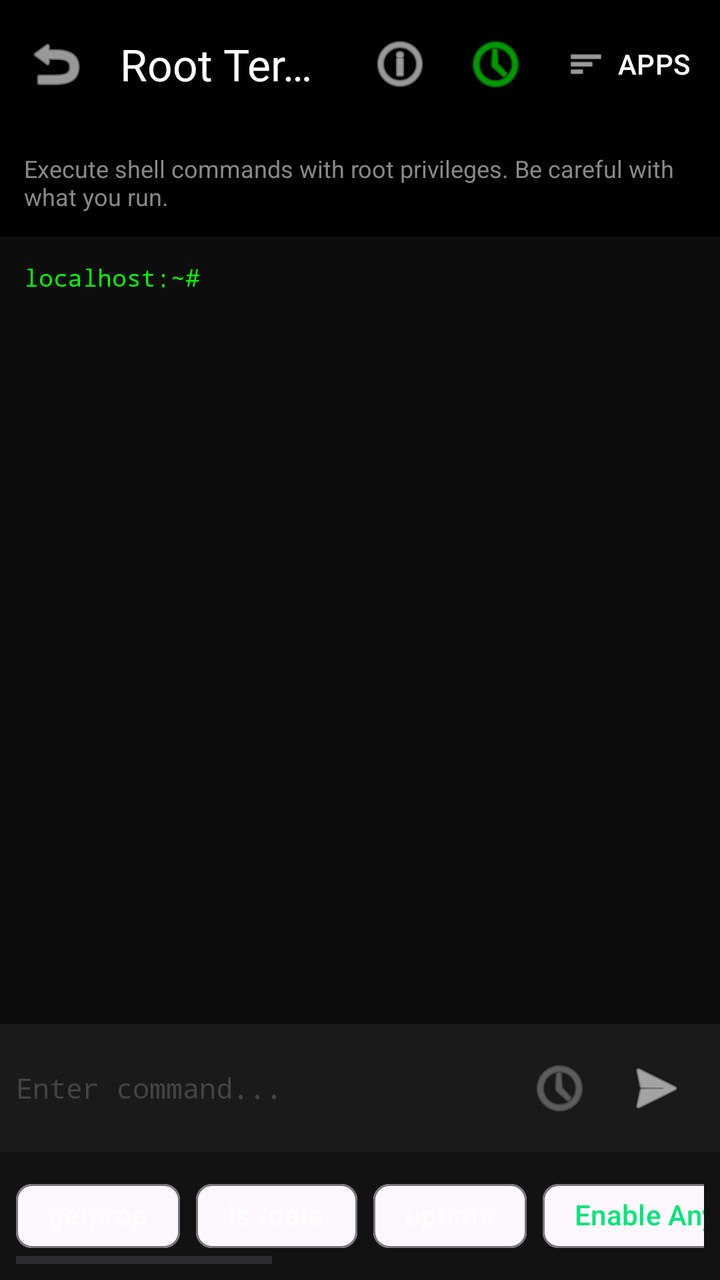
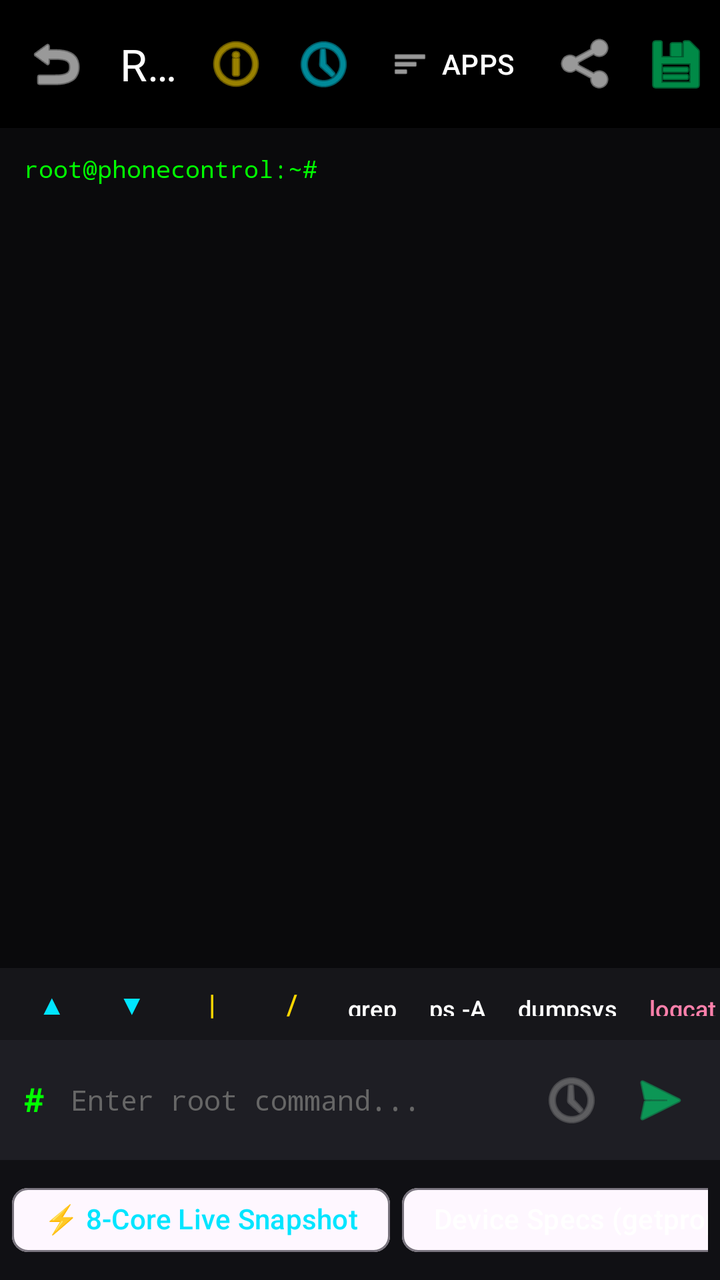

Before-and-after screenshots of an Android layout around one commit, followed by the original layout XML and the change that was made.
<!-- AndroidManifest.xml: activity theme Theme.PhoneControl -->
<!-- res/layout/activity_adb_shell.xml -->
<?xml version="1.0" encoding="utf-8"?>
<LinearLayout xmlns:android="http://schemas.android.com/apk/res/android"
    xmlns:app="http://schemas.android.com/apk/res-auto"
    android:layout_width="match_parent"
    android:layout_height="match_parent"
    android:orientation="vertical"
    android:background="@android:color/black"
    android:fitsSystemWindows="true">

    <com.google.android.material.appbar.MaterialToolbar
        android:id="@+id/toolbarAdb"
        android:layout_width="match_parent"
        android:layout_height="?attr/actionBarSize"
        app:title="Root Terminal (ADB)"
        app:titleTextColor="@android:color/white"
        app:navigationIcon="@android:drawable/ic_menu_revert"
        app:navigationIconTint="@android:color/white">

        <com.google.android.material.button.MaterialButton
            android:id="@+id/btnAppList"
            style="@style/Widget.Material3.Button.TextButton"
            android:layout_width="wrap_content"
            android:layout_height="wrap_content"
            android:layout_gravity="end"
            android:text="APPS"
            android:textColor="@android:color/white"
            app:icon="@android:drawable/ic_menu_sort_by_size"
            app:iconTint="@android:color/white" />

        <ImageButton
            android:id="@+id/btnProcessMonitor"
            android:layout_width="48dp"
            android:layout_height="48dp"
            android:layout_gravity="end"
            android:src="@android:drawable/ic_menu_recent_history"
            android:background="?attr/selectableItemBackgroundBorderless"
            app:tint="#00FF00" />

        <ImageButton
            android:id="@+id/btnShowTips"
            android:layout_width="48dp"
            android:layout_height="48dp"
            android:layout_gravity="end"
            android:src="@android:drawable/ic_menu_info_details"
            android:background="?attr/selectableItemBackgroundBorderless"
            app:tint="@android:color/white" />

    </com.google.android.material.appbar.MaterialToolbar>

    <TextView
        android:layout_width="match_parent"
        android:layout_height="wrap_content"
        android:padding="12dp"
        android:text="Execute shell commands with root privileges. Be careful with what you run."
        android:textColor="#888888"
        android:textSize="12sp" />

    <androidx.core.widget.NestedScrollView
        android:id="@+id/scrollOutput"
        android:layout_width="match_parent"
        android:layout_height="0dp"
        android:layout_weight="1"
        android:padding="12dp"
        android:background="#0D0D0D">

        <TextView
            android:id="@+id/tvAdbOutput"
            android:layout_width="match_parent"
            android:layout_height="wrap_content"
            android:text="localhost:~# "
            android:textColor="#00FF00"
            android:fontFamily="monospace"
            android:textSize="12sp" />
    </androidx.core.widget.NestedScrollView>

    <LinearLayout
        android:layout_width="match_parent"
        android:layout_height="wrap_content"
        android:orientation="horizontal"
        android:padding="8dp"
        android:background="#1A1A1A"
        android:gravity="center_vertical">

        <EditText
            android:id="@+id/etAdbInput"
            android:layout_width="0dp"
            android:layout_height="wrap_content"
            android:layout_weight="1"
            android:hint="Enter command..."
            android:textColor="@android:color/white"
            android:textColorHint="#444444"
            android:background="@android:color/transparent"
            android:imeOptions="actionSend"
            android:inputType="textNoSuggestions"
            android:fontFamily="monospace"
            android:textSize="14sp" />

        <ImageButton
            android:id="@+id/btnHistory"
            android:layout_width="48dp"
            android:layout_height="48dp"
            android:src="@android:drawable/ic_menu_recent_history"
            android:background="?attr/selectableItemBackgroundBorderless"
            app:tint="#888888" />

        <ImageButton
            android:id="@+id/btnSendAdb"
            android:layout_width="48dp"
            android:layout_height="48dp"
            android:src="@android:drawable/ic_menu_send"
            android:background="?attr/selectableItemBackgroundBorderless"
            app:tint="@android:color/white" />
    </LinearLayout>

    
    <HorizontalScrollView
        android:layout_width="match_parent"
        android:layout_height="wrap_content"
        android:padding="8dp"
        android:background="#121212">
        <LinearLayout
            android:layout_width="wrap_content"
            android:layout_height="wrap_content"
            android:orientation="horizontal">
            <com.google.android.material.chip.Chip
                android:id="@+id/chipGetProp"
                style="@style/Widget.Material3.Chip.Assist"
                android:layout_width="wrap_content"
                android:layout_height="wrap_content"
                android:text="getprop"
                android:textColor="@android:color/white"
                android:layout_marginEnd="8dp" />
            <com.google.android.material.chip.Chip
                android:id="@+id/chipLs"
                style="@style/Widget.Material3.Chip.Assist"
                android:layout_width="wrap_content"
                android:layout_height="wrap_content"
                android:text="ls /data"
                android:textColor="@android:color/white"
                android:layout_marginEnd="8dp" />
            <com.google.android.material.chip.Chip
                android:id="@+id/chipUptime"
                style="@style/Widget.Material3.Chip.Assist"
                android:layout_width="wrap_content"
                android:layout_height="wrap_content"
                android:text="uptime"
                android:textColor="@android:color/white"
                android:layout_marginEnd="8dp" />
            <com.google.android.material.chip.Chip
                android:id="@+id/chipEnableApp"
                style="@style/Widget.Material3.Chip.Assist"
                android:layout_width="wrap_content"
                android:layout_height="wrap_content"
                android:text="Enable Any App"
                android:textColor="@color/color_per_app"
                android:layout_marginEnd="8dp" />
            <com.google.android.material.chip.Chip
                android:id="@+id/chipDisableApp"
                style="@style/Widget.Material3.Chip.Assist"
                android:layout_width="wrap_content"
                android:layout_height="wrap_content"
                android:text="Disable Any App"
                android:textColor="@color/color_battery"
                android:layout_marginEnd="8dp" />
            <com.google.android.material.chip.Chip
                android:id="@+id/chipDeleteApp"
                style="@style/Widget.Material3.Chip.Assist"
                android:layout_width="wrap_content"
                android:layout_height="wrap_content"
                android:text="Delete Any App"
                android:textColor="#FF1744"
                android:layout_marginEnd="8dp" />
            <com.google.android.material.chip.Chip
                android:id="@+id/chipUfs"
                style="@style/Widget.Material3.Chip.Assist"
                android:layout_width="wrap_content"
                android:layout_height="wrap_content"
                android:text="UFS Health"
                android:textColor="#00E5FF"
                android:layout_marginEnd="8dp" />
            <com.google.android.material.chip.Chip
                android:id="@+id/chipNet"
                style="@style/Widget.Material3.Chip.Assist"
                android:layout_width="wrap_content"
                android:layout_height="wrap_content"
                android:text="Net Stats"
                android:textColor="#76FF03"
                android:layout_marginEnd="8dp" />
            <com.google.android.material.chip.Chip
                android:id="@+id/chipClear"
                style="@style/Widget.Material3.Chip.Assist"
                android:layout_width="wrap_content"
                android:layout_height="wrap_content"
                android:text="clear"
                android:textColor="#FF4444" />
        </LinearLayout>
    </HorizontalScrollView>

</LinearLayout>
<!-- resources referenced by this layout -->
<resources>
  <color name="color_battery">#FFD600</color>
  <color name="color_per_app">#00E676</color>
  <style name="Theme.PhoneControl" parent="Theme.Material3.DayNight.NoActionBar">
          
          <item name="colorPrimary">@color/purple_500</item>
          <item name="colorPrimaryVariant">@color/purple_700</item>
          <item name="colorOnPrimary">@color/white</item>
          
          <item name="colorSecondary">@color/teal_200</item>
          <item name="colorSecondaryVariant">@color/teal_700</item>
          <item name="colorOnSecondary">@color/black</item>
          
          <item name="android:statusBarColor">@android:color/black</item>
          <item name="android:windowLightStatusBar" tools:targetApi="m">false</item>
          
          
          
      </style>
  <color name="purple_500">#FF6200EE</color>
  <color name="purple_700">#FF3700B3</color>
  <color name="white">#FFFFFFFF</color>
  <color name="teal_200">#FF03DAC5</color>
  <color name="teal_700">#FF018786</color>
  <color name="black">#FF000000</color>
</resources>

<!-- the commit's change to res/layout/activity_adb_shell.xml (unified diff, before → after) -->
@@ -11,10 +11,30 @@
         android:id="@+id/toolbarAdb"
         android:layout_width="match_parent"
         android:layout_height="?attr/actionBarSize"
-        app:title="Root Terminal (ADB)"
+        app:title="Root Terminal (PRO)"
         app:titleTextColor="@android:color/white"
         app:navigationIcon="@android:drawable/ic_menu_revert"
         app:navigationIconTint="@android:color/white">
+
+        <ImageButton
+            android:id="@+id/btnCopyOutput"
+            android:layout_width="44dp"
+            android:layout_height="44dp"
+            android:layout_gravity="end"
+            android:src="@android:drawable/ic_menu_save"
+            android:background="?attr/selectableItemBackgroundBorderless"
+            android:contentDescription="Copy Output"
+            app:tint="#00E676" />
+
+        <ImageButton
+            android:id="@+id/btnShareLog"
+            android:layout_width="44dp"
+            android:layout_height="44dp"
+            android:layout_gravity="end"
+            android:src="@android:drawable/ic_menu_share"
+            android:background="?attr/selectableItemBackgroundBorderless"
+            android:contentDescription="Share Log"
+            app:tint="@android:color/white" />
 
         <com.google.android.material.button.MaterialButton
             android:id="@+id/btnAppList"
@@ -29,66 +49,198 @@
 
         <ImageButton
             android:id="@+id/btnProcessMonitor"
-            android:layout_width="48dp"
-            android:layout_height="48dp"
+            android:layout_width="44dp"
+            android:layout_height="44dp"
             android:layout_gravity="end"
             android:src="@android:drawable/ic_menu_recent_history"
             android:background="?attr/selectableItemBackgroundBorderless"
-            app:tint="#00FF00" />
+            android:contentDescription="Live Monitor"
+            app:tint="#00E5FF" />
 
         <ImageButton
             android:id="@+id/btnShowTips"
-            android:layout_width="48dp"
-            android:layout_height="48dp"
+            android:layout_width="44dp"
+            android:layout_height="44dp"
             android:layout_gravity="end"
             android:src="@android:drawable/ic_menu_info_details"
             android:background="?attr/selectableItemBackgroundBorderless"
-            app:tint="@android:color/white" />
+            android:contentDescription="Help Tips"
+            app:tint="#FFD700" />
 
     </com.google.android.material.appbar.MaterialToolbar>
 
-    <TextView
-        android:layout_width="match_parent"
-        android:layout_height="wrap_content"
-        android:padding="12dp"
-        android:text="Execute shell commands with root privileges. Be careful with what you run."
-        android:textColor="#888888"
-        android:textSize="12sp" />
-
+    
     <androidx.core.widget.NestedScrollView
         android:id="@+id/scrollOutput"
         android:layout_width="match_parent"
         android:layout_height="0dp"
         android:layout_weight="1"
         android:padding="12dp"
-        android:background="#0D0D0D">
+        android:background="#0A0A0C">
 
         <TextView
             android:id="@+id/tvAdbOutput"
             android:layout_width="match_parent"
             android:layout_height="wrap_content"
-            android:text="localhost:~# "
+            android:text="root@phonecontrol:~# "
             android:textColor="#00FF00"
+            android:textIsSelectable="true"
             android:fontFamily="monospace"
-            android:textSize="12sp" />
+            android:textSize="12sp"
+            android:lineSpacingExtra="2dp" />
     </androidx.core.widget.NestedScrollView>
 
+    
+    <HorizontalScrollView
+        android:layout_width="match_parent"
+        android:layout_height="wrap_content"
+        android:background="#16161A"
+        android:scrollbars="none">
+
+        <LinearLayout
+            android:id="@+id/layoutHackerBar"
+            android:layout_width="wrap_content"
+            android:layout_height="36dp"
+            android:orientation="horizontal"
+            android:gravity="center_vertical"
+            android:paddingStart="6dp"
+            android:paddingEnd="6dp">
+
+            <Button
+                android:id="@+id/btnKeyHistoryUp"
+                style="@style/Widget.Material3.Button.TextButton"
+                android:layout_width="40dp"
+                android:layout_height="32dp"
+                android:minWidth="0dp"
+                android:padding="0dp"
+                android:text="▲"
+                android:textColor="#00E5FF"
+                android:textSize="14sp" />
+
+            <Button
+                android:id="@+id/btnKeyHistoryDown"
+                style="@style/Widget.Material3.Button.TextButton"
+                android:layout_width="40dp"
+                android:layout_height="32dp"
+                android:minWidth="0dp"
+                android:padding="0dp"
+                android:text="▼"
+                android:textColor="#00E5FF"
+                android:textSize="14sp" />
+
+            <Button
+                android:id="@+id/btnKeyPipe"
+                style="@style/Widget.Material3.Button.TextButton"
+                android:layout_width="40dp"
+                android:layout_height="32dp"
+                android:minWidth="0dp"
+                android:padding="0dp"
+                android:text="|"
+                android:textColor="#FFD700"
+                android:textSize="14sp" />
+
+            <Button
+                android:id="@+id/btnKeySlash"
+                style="@style/Widget.Material3.Button.TextButton"
+                android:layout_width="40dp"
+                android:layout_height="32dp"
+                android:minWidth="0dp"
+                android:padding="0dp"
+                android:text="/"
+                android:textColor="#FFD700"
+                android:textSize="14sp" />
+
+            <Button
+                android:id="@+id/btnKeyGrep"
+                style="@style/Widget.Material3.Button.TextButton"
+                android:layout_width="wrap_content"
+                android:layout_height="32dp"
+                android:minWidth="0dp"
+                android:paddingStart="8dp"
+                android:paddingEnd="8dp"
+                android:text="grep"
+                android:textColor="@android:color/white"
+                android:textSize="12sp" />
+
+            <Button
+                android:id="@+id/btnKeyPs"
+                style="@style/Widget.Material3.Button.TextButton"
+                android:layout_width="wrap_content"
+                android:layout_height="32dp"
+                android:minWidth="0dp"
+                android:paddingStart="8dp"
+                android:paddingEnd="8dp"
+                android:text="ps -A"
+                android:textColor="@android:color/white"
+                android:textSize="12sp" />
+
+            <Button
+                android:id="@+id/btnKeyDumpsys"
+                style="@style/Widget.Material3.Button.TextButton"
+                android:layout_width="wrap_content"
+                android:layout_height="32dp"
+                android:minWidth="0dp"
+                android:paddingStart="8dp"
+                android:paddingEnd="8dp"
+                android:text="dumpsys"
+                android:textColor="@android:color/white"
+                android:textSize="12sp" />
+
+            <Button
+                android:id="@+id/btnKeyLogcat"
+                style="@style/Widget.Material3.Button.TextButton"
+                android:layout_width="wrap_content"
+                android:layout_height="32dp"
+                android:minWidth="0dp"
+                android:paddingStart="8dp"
+                android:paddingEnd="8dp"
+                android:text="logcat -d"
+                android:textColor="#FF80AB"
+                android:textSize="12sp" />
+
+            <Button
+                android:id="@+id/btnKeyClear"
+                style="@style/Widget.Material3.Button.TextButton"
+                android:layout_width="wrap_content"
+                android:layout_height="32dp"
+                android:minWidth="0dp"
+                android:paddingStart="8dp"
+                android:paddingEnd="8dp"
+                android:text="CLEAR"
+                android:textColor="#FF5252"
+                android:textSize="12sp" />
+
+        </LinearLayout>
+    </HorizontalScrollView>
+
+    
     <LinearLayout
         android:layout_width="match_parent"
         android:layout_height="wrap_content"
         android:orientation="horizontal"
         android:padding="8dp"
-        android:background="#1A1A1A"
+        android:background="#1E1E24"
         android:gravity="center_vertical">
+
+        <TextView
+            android:layout_width="wrap_content"
+            android:layout_height="wrap_content"
+            android:text="# "
+            android:textColor="#00FF00"
+            android:fontFamily="monospace"
+            android:textStyle="bold"
+            android:textSize="16sp"
+            android:paddingStart="4dp"
+            android:paddingEnd="4dp" />
 
         <EditText
             android:id="@+id/etAdbInput"
             android:layout_width="0dp"
             android:layout_height="wrap_content"
             android:layout_weight="1"
-            android:hint="Enter command..."
+            android:hint="Enter root command..."
             android:textColor="@android:color/white"
-            android:textColorHint="#444444"
+            android:textColorHint="#666666"
             android:background="@android:color/transparent"
             android:imeOptions="actionSend"
             android:inputType="textNoSuggestions"
@@ -97,102 +249,117 @@
 
         <ImageButton
             android:id="@+id/btnHistory"
-            android:layout_width="48dp"
-            android:layout_height="48dp"
+            android:layout_width="44dp"
+            android:layout_height="44dp"
             android:src="@android:drawable/ic_menu_recent_history"
             android:background="?attr/selectableItemBackgroundBorderless"
+            android:contentDescription="History"
             app:tint="#888888" />
 
         <ImageButton
             android:id="@+id/btnSendAdb"
-            android:layout_width="48dp"
-            android:layout_height="48dp"
+            android:layout_width="44dp"
+            android:layout_height="44dp"
             android:src="@android:drawable/ic_menu_send"
             android:background="?attr/selectableItemBackgroundBorderless"
-            app:tint="@android:color/white" />
+            android:contentDescription="Run"
+            app:tint="#00E676" />
     </LinearLayout>
 
     
     <HorizontalScrollView
         android:layout_width="match_parent"
         android:layout_height="wrap_content"
-        android:padding="8dp"
-        android:background="#121212">
+        android:padding="6dp"
+        android:background="#101014"
+        android:scrollbars="none">
+
         <LinearLayout
             android:layout_width="wrap_content"
             android:layout_height="wrap_content"
             android:orientation="horizontal">
+
+            <com.google.android.material.chip.Chip
+                android:id="@+id/chipLiveStats"
+                style="@style/Widget.Material3.Chip.Assist"
+                android:layout_width="wrap_content"
+                android:layout_height="wrap_content"
+                android:text="⚡ 8-Core Live Snapshot"
+                android:textColor="#00E5FF"
+                android:layout_marginEnd="6dp" />
+
             <com.google.android.material.chip.Chip
                 android:id="@+id/chipGetProp"
                 style="@style/Widget.Material3.Chip.Assist"
                 android:layout_width="wrap_content"
                 android:layout_height="wrap_content"
-                android:text="getprop"
-                android:textColor="@android:color/white"
-                android:layout_marginEnd="8dp" />
+                android:text="Device Specs (getprop)"
+                android:textColor="@android:color/white"
+                android:layout_marginEnd="6dp" />
+
             <com.google.android.material.chip.Chip
                 android:id="@+id/chipLs"
                 style="@style/Widget.Material3.Chip.Assist"
                 android:layout_width="wrap_content"
                 android:layout_height="wrap_content"
-                android:text="ls /data"
-                android:textColor="@android:color/white"
-                android:layout_marginEnd="8dp" />
+                android:text="ls /data/data"
+                android:textColor="@android:color/white"
+                android:layout_marginEnd="6dp" />
+
             <com.google.android.material.chip.Chip
                 android:id="@+id/chipUptime"
                 style="@style/Widget.Material3.Chip.Assist"
                 android:layout_width="wrap_content"
                 android:layout_height="wrap_content"
-                android:text="uptime"
-                android:textColor="@android:color/white"
-                android:layout_marginEnd="8dp" />
+                android:text="Uptime &amp; Load"
+                android:textColor="@android:color/white"
+                android:layout_marginEnd="6dp" />
+
             <com.google.android.material.chip.Chip
                 android:id="@+id/chipEnableApp"
                 style="@style/Widget.Material3.Chip.Assist"
                 android:layout_width="wrap_content"
                 android:layout_height="wrap_content"
-                android:text="Enable Any App"
+                android:text="Enable App"
                 android:textColor="@color/color_per_app"
-                android:layout_marginEnd="8dp" />
+                android:layout_marginEnd="6dp" />
+
             <com.google.android.material.chip.Chip
                 android:id="@+id/chipDisableApp"
                 style="@style/Widget.Material3.Chip.Assist"
                 android:layout_width="wrap_content"
                 android:layout_height="wrap_content"
-                android:text="Disable Any App"
+                android:text="Disable App"
                 android:textColor="@color/color_battery"
-                android:layout_marginEnd="8dp" />
+                android:layout_marginEnd="6dp" />
+
             <com.google.android.material.chip.Chip
                 android:id="@+id/chipDeleteApp"
                 style="@style/Widget.Material3.Chip.Assist"
                 android:layout_width="wrap_content"
                 android:layout_height="wrap_content"
-                android:text="Delete Any App"
+                android:text="Delete App"
                 android:textColor="#FF1744"
-                android:layout_marginEnd="8dp" />
+                android:layout_marginEnd="6dp" />
+
             <com.google.android.material.chip.Chip
                 android:id="@+id/chipUfs"
                 style="@style/Widget.Material3.Chip.Assist"
                 android:layout_width="wrap_content"
                 android:layout_height="wrap_content"
-                android:text="UFS Health"
+                android:text="UFS Storage Health"
                 android:textColor="#00E5FF"
-                android:layout_marginEnd="8dp" />
+                android:layout_marginEnd="6dp" />
+
             <com.google.android.material.chip.Chip
                 android:id="@+id/chipNet"
                 style="@style/Widget.Material3.Chip.Assist"
                 android:layout_width="wrap_content"
                 android:layout_height="wrap_content"
-                android:text="Net Stats"
+                android:text="5G / LTE Stats"
                 android:textColor="#76FF03"
-                android:layout_marginEnd="8dp" />
-            <com.google.android.material.chip.Chip
-                android:id="@+id/chipClear"
-                style="@style/Widget.Material3.Chip.Assist"
-                android:layout_width="wrap_content"
-                android:layout_height="wrap_content"
-                android:text="clear"
-                android:textColor="#FF4444" />
+                android:layout_marginEnd="6dp" />
+
         </LinearLayout>
     </HorizontalScrollView>
 
